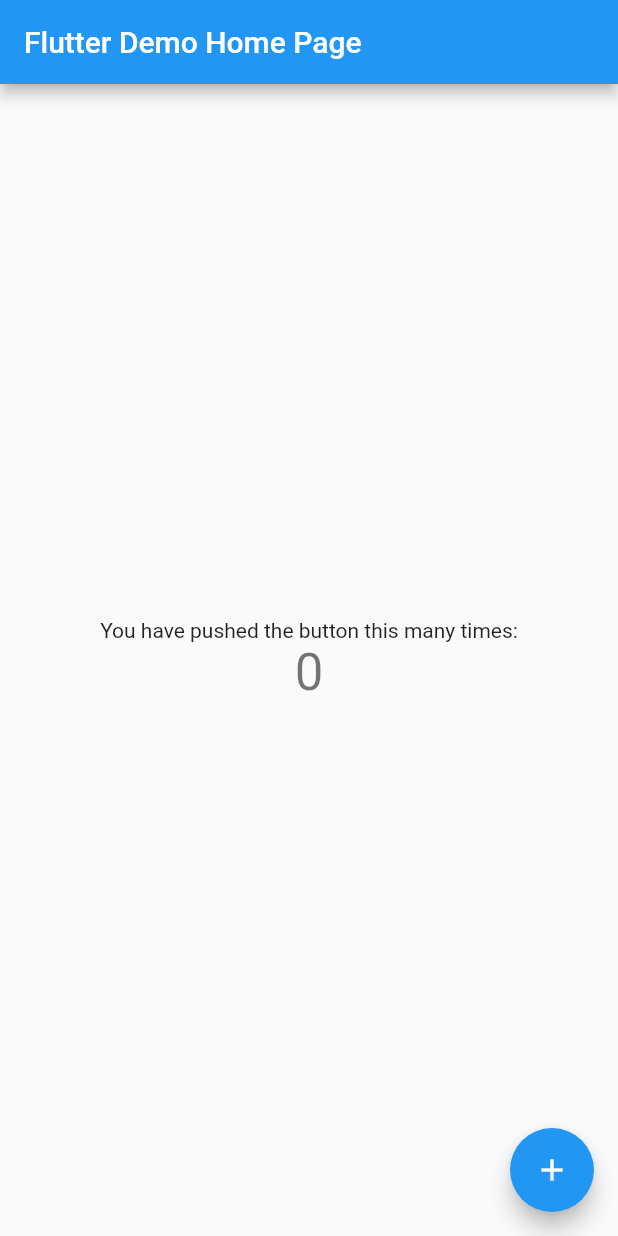
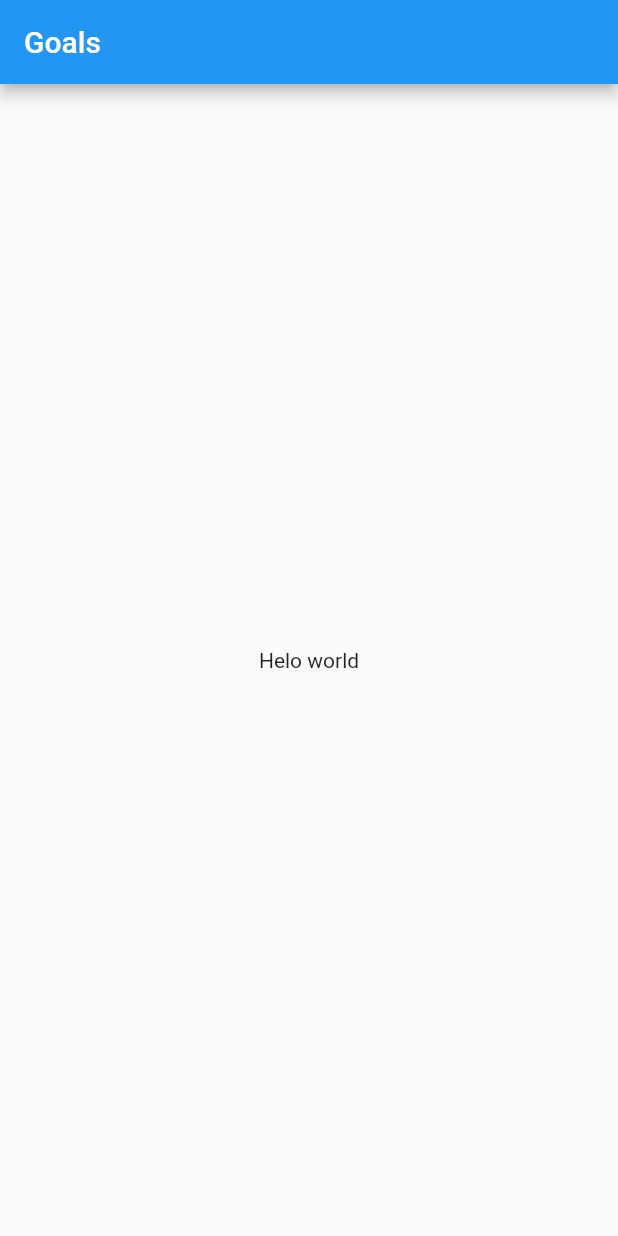
Before and after one commit to joshuadeguzman/flutter-moor-crud-demo, a Flutter app: the screen it shows after launch, on a phone screen of 412 x 824 dp. Run offline on Flutter 3.47's test engine with Material 2 defaults, Android fonts, the phone set to English and light mode, and no system bars.

Commit message:
Initial commit

```diff
--- /dev/null
+++ b/lib/goals/goals_screen.dart
@@ -0,0 +1,26 @@
+// Copyright 2019 Joshua de Guzman (https://joshuadeguzman.github.io). All rights reserved.
+// Use of this source code is governed by a BSD-style
+// license that can be found in the LICENSE file.
+
+import 'package:flutter/material.dart';
+
+class GoalsScreen extends StatefulWidget {
+  @override
+  State<StatefulWidget> createState() {
+    return GoalsScreenState();
+  }
+}
+
+class GoalsScreenState extends State<GoalsScreen> {
+  @override
+  Widget build(BuildContext context) {
+    return Scaffold(
+      appBar: AppBar(
+        title: Text('Goals'),
+      ),
+      body: Center(
+        child: Text('Helo world'),
+      ),
+    );
+  }
+}
--- a/lib/main.dart
+++ b/lib/main.dart
@@ -1,111 +1,17 @@
 import 'package:flutter/material.dart';
+import 'package:flutter_savely/goals/goals_screen.dart';
 
 void main() => runApp(MyApp());
 
 class MyApp extends StatelessWidget {
-  // This widget is the root of your application.
   @override
   Widget build(BuildContext context) {
     return MaterialApp(
-      title: 'Flutter Demo',
+      title: 'Flutter Savely',
       theme: ThemeData(
-        // This is the theme of your application.
-        //
-        // Try running your application with "flutter run". You'll see the
-        // application has a blue toolbar. Then, without quitting the app, try
-        // changing the primarySwatch below to Colors.green and then invoke
-        // "hot reload" (press "r" in the console where you ran "flutter run",
-        // or simply save your changes to "hot reload" in a Flutter IDE).
-        // Notice that the counter didn't reset back to zero; the application
-        // is not restarted.
         primarySwatch: Colors.blue,
       ),
-      home: MyHomePage(title: 'Flutter Demo Home Page'),
+      home: GoalsScreen(),
     );
   }
 }
-
-class MyHomePage extends StatefulWidget {
-  MyHomePage({Key key, this.title}) : super(key: key);
-
-  // This widget is the home page of your application. It is stateful, meaning
-  // that it has a State object (defined below) that contains fields that affect
-  // how it looks.
-
-  // This class is the configuration for the state. It holds the values (in this
-  // case the title) provided by the parent (in this case the App widget) and
-  // used by the build method of the State. Fields in a Widget subclass are
-  // always marked "final".
-
-  final String title;
-
-  @override
-  _MyHomePageState createState() => _MyHomePageState();
-}
-
-class _MyHomePageState extends State<MyHomePage> {
-  int _counter = 0;
-
-  void _incrementCounter() {
-    setState(() {
-      // This call to setState tells the Flutter framework that something has
-      // changed in this State, which causes it to rerun the build method below
-      // so that the display can reflect the updated values. If we changed
-      // _counter without calling setState(), then the build method would not be
-      // called again, and so nothing would appear to happen.
-      _counter++;
-    });
-  }
-
-  @override
-  Widget build(BuildContext context) {
-    // This method is rerun every time setState is called, for instance as done
-    // by the _incrementCounter method above.
-    //
-    // The Flutter framework has been optimized to make rerunning build methods
-    // fast, so that you can just rebuild anything that needs updating rather
-    // than having to individually change instances of widgets.
-    return Scaffold(
-      appBar: AppBar(
-        // Here we take the value from the MyHomePage object that was created by
-        // the App.build method, and use it to set our appbar title.
-        title: Text(widget.title),
-      ),
-      body: Center(
-        // Center is a layout widget. It takes a single child and positions it
-        // in the middle of the parent.
-        child: Column(
-          // Column is also a layout widget. It takes a list of children and
-          // arranges them vertically. By default, it sizes itself to fit its
-          // children horizontally, and tries to be as tall as its parent.
-          //
-          // Invoke "debug painting" (press "p" in the console, choose the
-          // "Toggle Debug Paint" action from the Flutter Inspector in Android
-          // Studio, or the "Toggle Debug Paint" command in Visual Studio Code)
-          // to see the wireframe for each widget.
-          //
-          // Column has various properties to control how it sizes itself and
-          // how it positions its children. Here we use mainAxisAlignment to
-          // center the children vertically; the main axis here is the vertical
-          // axis because Columns are vertical (the cross axis would be
-          // horizontal).
-          mainAxisAlignment: MainAxisAlignment.center,
-          children: <Widget>[
-            Text(
-              'You have pushed the button this many times:',
-            ),
-            Text(
-              '$_counter',
-              style: Theme.of(context).textTheme.display1,
-            ),
-          ],
-        ),
-      ),
-      floatingActionButton: FloatingActionButton(
-        onPressed: _incrementCounter,
-        tooltip: 'Increment',
-        child: Icon(Icons.add),
-      ), // This trailing comma makes auto-formatting nicer for build methods.
-    );
-  }
-}
```
